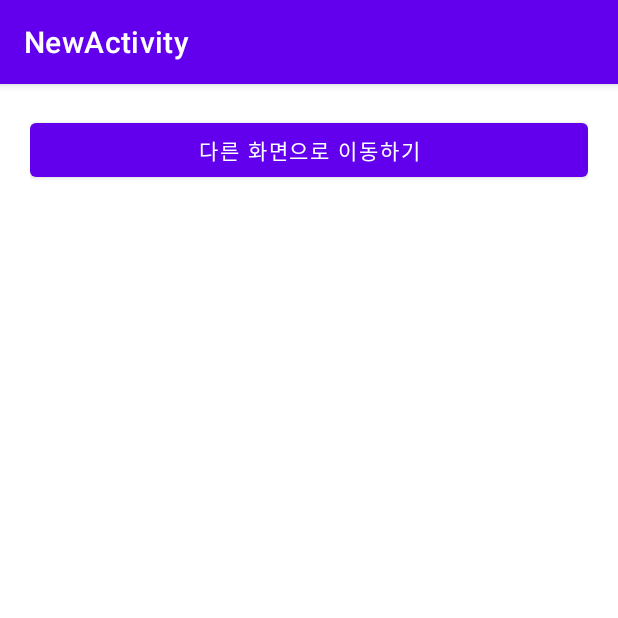
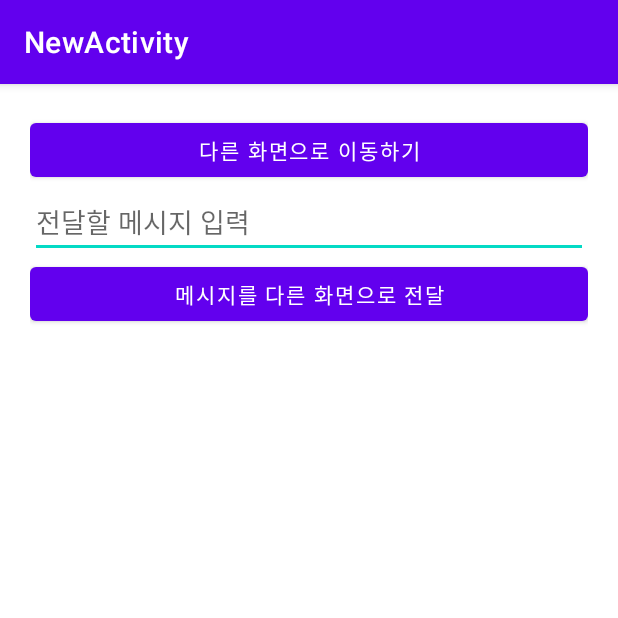
Before and after one commit to codingnooblol/NewActivity, an Android app: the screen it shows after launch (MainActivity), on a phone screen of 412 x 824 dp, the top half of it. Run offline under Robolectric (Android 15) with nearby library versions, the phone set to English and light mode, and no system bars.

Commit message:
메세지를 보내는 화면 / 받는 화면 추가 작성

```diff
--- a/app/src/main/res/layout/activity_main.xml
+++ b/app/src/main/res/layout/activity_main.xml
@@ -14,4 +14,15 @@
         android:layout_width="match_parent"
         android:layout_height="wrap_content"
         android:text="다른 화면으로 이동하기"/>
+
+    <EditText
+        android:id="@+id/messageEdt"
+        android:layout_width="match_parent"
+        android:layout_height="wrap_content"
+        android:hint="전달할 메시지 입력"/>
+
+    <Button
+        android:layout_width="match_parent"
+        android:layout_height="wrap_content"
+        android:text="메시지를 다른 화면으로 전달" />
 </LinearLayout>
```
Also changed, not shown: app/src/main/AndroidManifest.xml (+7 -0 lines), app/src/main/java/com/example/newactivity/MessageActivity.kt (added, +11 -0 lines), app/src/main/res/layout/activity_message.xml (added, +19 -0 lines).
